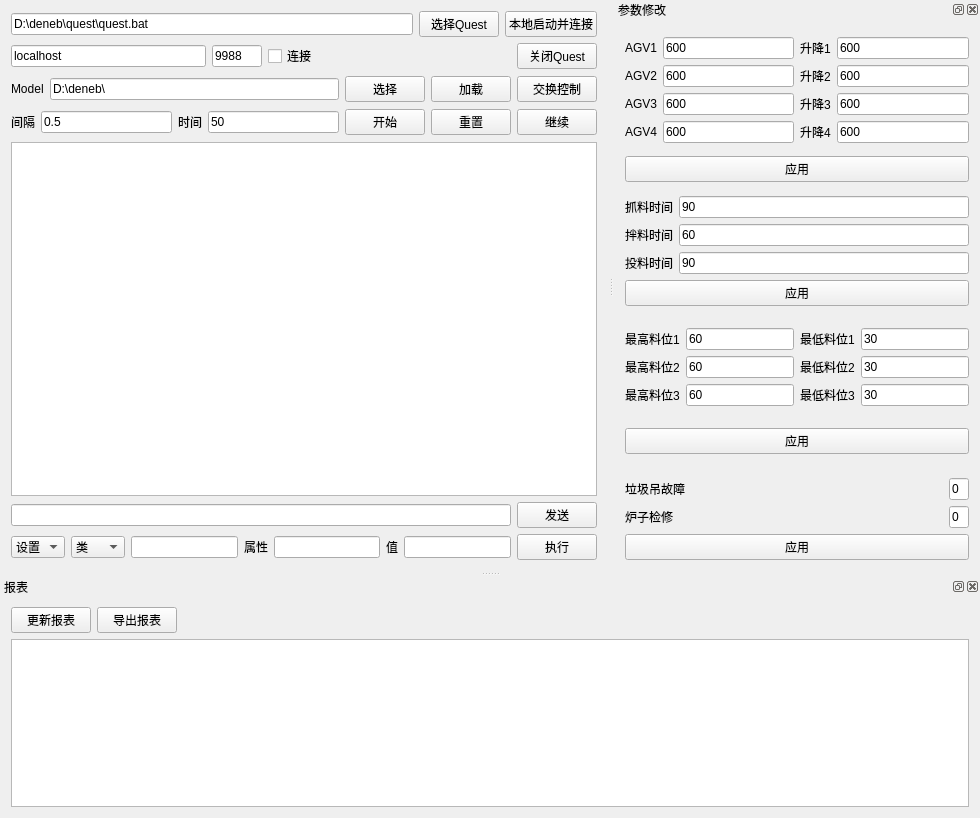
Old version of the form QuestClient/QuestClient.ui in the repository Ohto-Ai-Dev/QuestCommandSender.
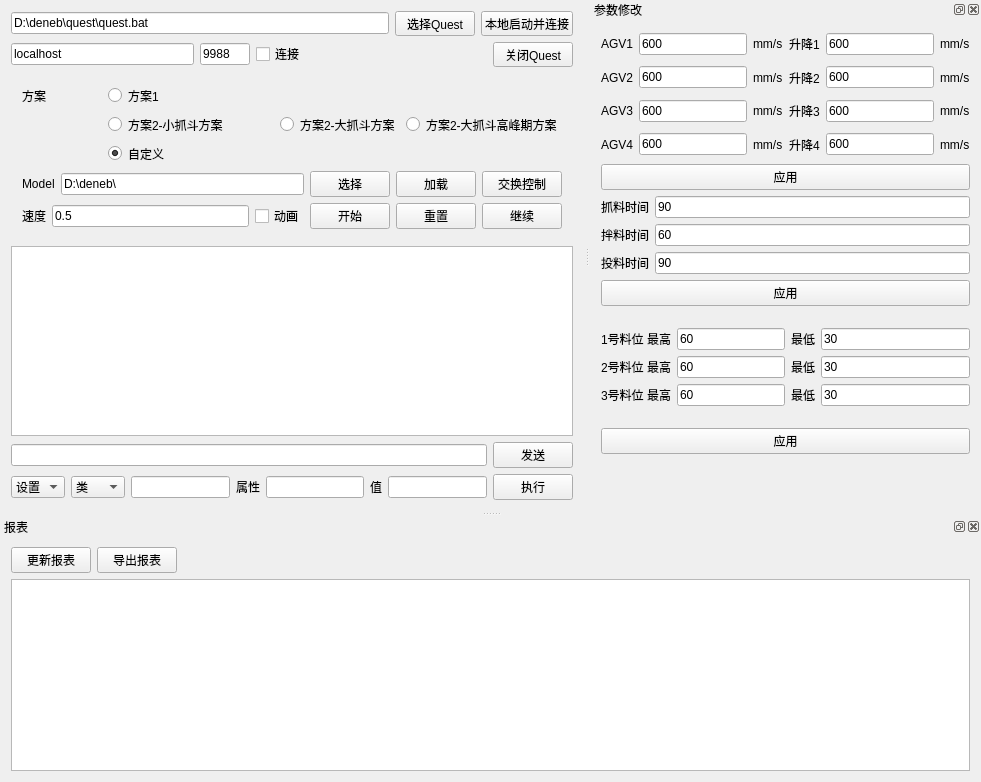
New version of the form.

Commit message: 大量调整

Diff of the .ui file:
```diff
--- a/QuestClient/QuestClient.ui
+++ b/QuestClient/QuestClient.ui
@@ -6,15 +6,15 @@
    <rect>
     <x>0</x>
     <y>0</y>
-    <width>980</width>
-    <height>818</height>
+    <width>981</width>
+    <height>782</height>
    </rect>
   </property>
   <property name="windowTitle">
    <string>QuestClient</string>
   </property>
   <widget class="QWidget" name="centralWidget">
-   <layout class="QVBoxLayout" name="verticalLayout_9">
+   <layout class="QVBoxLayout" name="verticalLayout_6">
     <item>
      <widget class="QWidget" name="connectWidget" native="true">
       <property name="minimumSize">
@@ -132,19 +132,95 @@
         <height>61</height>
        </size>
       </property>
-      <layout class="QVBoxLayout" name="verticalLayout_6">
-       <property name="leftMargin">
-        <number>0</number>
-       </property>
-       <property name="topMargin">
-        <number>0</number>
-       </property>
-       <property name="rightMargin">
-        <number>0</number>
-       </property>
-       <property name="bottomMargin">
-        <number>0</number>
-       </property>
+      <layout class="QVBoxLayout" name="verticalLayout_4">
+       <item>
+        <layout class="QGridLayout" name="gridLayout_5">
+         <item row="0" column="0">
+          <widget class="QLabel" name="label_30">
+           <property name="text">
+            <string>方案</string>
+           </property>
+          </widget>
+         </item>
+         <item row="0" column="1">
+          <widget class="QRadioButton" name="solution1Choice">
+           <property name="text">
+            <string>方案1</string>
+           </property>
+          </widget>
+         </item>
+         <item row="0" column="2" colspan="3">
+          <spacer name="horizontalSpacer_3">
+           <property name="orientation">
+            <enum>Qt::Horizontal</enum>
+           </property>
+           <property name="sizeHint" stdset="0">
+            <size>
+             <width>348</width>
+             <height>18</height>
+            </size>
+           </property>
+          </spacer>
+         </item>
+         <item row="1" column="0" rowspan="2">
+          <spacer name="verticalSpacer">
+           <property name="orientation">
+            <enum>Qt::Vertical</enum>
+           </property>
+           <property name="sizeHint" stdset="0">
+            <size>
+             <width>20</width>
+             <height>40</height>
+            </size>
+           </property>
+          </spacer>
+         </item>
+         <item row="1" column="1" colspan="2">
+          <widget class="QRadioButton" name="littleChoice">
+           <property name="text">
+            <string>方案2-小抓斗方案</string>
+           </property>
+          </widget>
+         </item>
+         <item row="1" column="3">
+          <widget class="QRadioButton" name="bigChoice">
+           <property name="text">
+            <string>方案2-大抓斗方案</string>
+           </property>
+          </widget>
+         </item>
+         <item row="1" column="4">
+          <widget class="QRadioButton" name="bigChoiceDump">
+           <property name="text">
+            <string>方案2-大抓斗高峰期方案</string>
+           </property>
+          </widget>
+         </item>
+         <item row="2" column="1">
+          <widget class="QRadioButton" name="customChoice">
+           <property name="text">
+            <string>自定义</string>
+           </property>
+           <property name="checked">
+            <bool>true</bool>
+           </property>
+          </widget>
+         </item>
+         <item row="2" column="2" colspan="3">
+          <spacer name="horizontalSpacer_4">
+           <property name="orientation">
+            <enum>Qt::Horizontal</enum>
+           </property>
+           <property name="sizeHint" stdset="0">
+            <size>
+             <width>368</width>
+             <height>20</height>
+            </size>
+           </property>
+          </spacer>
+         </item>
+        </layout>
+       </item>
        <item>
         <layout class="QHBoxLayout" name="horizontalLayout_24">
          <item>
@@ -192,7 +268,7 @@
          <item>
           <widget class="QLabel" name="label">
            <property name="text">
-            <string>间隔</string>
+            <string>速度</string>
            </property>
           </widget>
          </item>
@@ -204,16 +280,9 @@
           </widget>
          </item>
          <item>
-          <widget class="QLabel" name="label_20">
+          <widget class="QCheckBox" name="animationMode">
            <property name="text">
-            <string>时间</string>
-           </property>
-          </widget>
-         </item>
-         <item>
-          <widget class="QLineEdit" name="simtime">
-           <property name="text">
-            <string>50</string>
+            <string>动画</string>
            </property>
           </widget>
          </item>
@@ -390,6 +459,13 @@
               </property>
              </widget>
             </item>
+            <item>
+             <widget class="QLabel" name="label_15">
+              <property name="text">
+               <string>mm/s</string>
+              </property>
+             </widget>
+            </item>
            </layout>
           </item>
           <item row="0" column="1">
@@ -408,6 +484,13 @@
               </property>
              </widget>
             </item>
+            <item>
+             <widget class="QLabel" name="label_26">
+              <property name="text">
+               <string>mm/s</string>
+              </property>
+             </widget>
+            </item>
            </layout>
           </item>
           <item row="1" column="0">
@@ -426,6 +509,13 @@
               </property>
              </widget>
             </item>
+            <item>
+             <widget class="QLabel" name="label_18">
+              <property name="text">
+               <string>mm/s</string>
+              </property>
+             </widget>
+            </item>
            </layout>
           </item>
           <item row="1" column="1">
@@ -444,6 +534,13 @@
               </property>
              </widget>
             </item>
+            <item>
+             <widget class="QLabel" name="label_27">
+              <property name="text">
+               <string>mm/s</string>
+              </property>
+             </widget>
+            </item>
            </layout>
           </item>
           <item row="2" column="0">
@@ -462,6 +559,13 @@
               </property>
              </widget>
             </item>
+            <item>
+             <widget class="QLabel" name="label_22">
+              <property name="text">
+               <string>mm/s</string>
+              </property>
+             </widget>
+            </item>
            </layout>
           </item>
           <item row="2" column="1">
@@ -480,6 +584,13 @@
               </property>
              </widget>
             </item>
+            <item>
+             <widget class="QLabel" name="label_28">
+              <property name="text">
+               <string>mm/s</string>
+              </property>
+             </widget>
+            </item>
            </layout>
           </item>
           <item row="3" column="0">
@@ -498,6 +609,13 @@
               </property>
              </widget>
             </item>
+            <item>
+             <widget class="QLabel" name="label_25">
+              <property name="text">
+               <string>mm/s</string>
+              </property>
+             </widget>
+            </item>
            </layout>
           </item>
           <item row="3" column="1">
@@ -516,6 +634,13 @@
               </property>
              </widget>
             </item>
+            <item>
+             <widget class="QLabel" name="label_29">
+              <property name="text">
+               <string>mm/s</string>
+              </property>
+             </widget>
+            </item>
            </layout>
           </item>
          </layout>
@@ -637,7 +762,7 @@
             <item>
              <widget class="QLabel" name="label_11">
               <property name="text">
-               <string>最高料位2</string>
+               <string>2号料位 最高</string>
               </property>
              </widget>
             </item>
@@ -655,7 +780,7 @@
             <item>
              <widget class="QLabel" name="label_14">
               <property name="text">
-               <string>最低料位3</string>
+               <string>最低</string>
               </property>
              </widget>
             </item>
@@ -673,7 +798,7 @@
             <item>
              <widget class="QLabel" name="label_12">
               <property name="text">
-               <string>最低料位2</string>
+               <string>最低</string>
               </property>
              </widget>
             </item>
@@ -691,7 +816,7 @@
             <item>
              <widget class="QLabel" name="label_9">
               <property name="text">
-               <string>最高料位1</string>
+               <string>1号料位 最高</string>
               </property>
              </widget>
             </item>
@@ -709,7 +834,7 @@
             <item>
              <widget class="QLabel" name="label_10">
               <property name="text">
-               <string>最低料位1</string>
+               <string>最低</string>
               </property>
              </widget>
             </item>
@@ -727,7 +852,7 @@
             <item>
              <widget class="QLabel" name="label_13">
               <property name="text">
-               <string>最高料位3</string>
+               <string>3号料位 最高</string>
               </property>
              </widget>
             </item>
@@ -752,85 +877,6 @@
        </layout>
       </widget>
      </item>
-     <item>
-      <widget class="QWidget" name="errorWidget" native="true">
-       <layout class="QVBoxLayout" name="verticalLayout_4">
-        <property name="leftMargin">
-         <number>0</number>
-        </property>
-        <property name="topMargin">
-         <number>0</number>
-        </property>
-        <property name="rightMargin">
-         <number>0</number>
-        </property>
-        <property name="bottomMargin">
-         <number>0</number>
-        </property>
-        <item>
-         <layout class="QHBoxLayout" name="horizontalLayout_20">
-          <item>
-           <widget class="QLabel" name="label_18">
-            <property name="text">
-             <string>垃圾吊故障</string>
-            </property>
-           </widget>
-          </item>
-          <item>
-           <widget class="QLineEdit" name="ljdError">
-            <property name="maximumSize">
-             <size>
-              <width>20</width>
-              <height>16777215</height>
-             </size>
-            </property>
-            <property name="inputMask">
-             <string>#</string>
-            </property>
-            <property name="text">
-             <string>0</string>
-            </property>
-           </widget>
-          </item>
-         </layout>
-        </item>
-        <item>
-         <layout class="QHBoxLayout" name="horizontalLayout_17">
-          <item>
-           <widget class="QLabel" name="label_15">
-            <property name="text">
-             <string>炉子检修</string>
-            </property>
-           </widget>
-          </item>
-          <item>
-           <widget class="QLineEdit" name="luError">
-            <property name="maximumSize">
-             <size>
-              <width>20</width>
-              <height>16777215</height>
-             </size>
-            </property>
-            <property name="inputMask">
-             <string>#</string>
-            </property>
-            <property name="text">
-             <string>0</string>
-            </property>
-           </widget>
-          </item>
-         </layout>
-        </item>
-        <item>
-         <widget class="QPushButton" name="sendError">
-          <property name="text">
-           <string>应用</string>
-          </property>
-         </widget>
-        </item>
-       </layout>
-      </widget>
-     </item>
      <item>
       <spacer name="verticalSpacer_3">
        <property name="orientation">
```
Left out of the diff: 6 changed lines with no effect on the pictures. The commit also changes 2 other files.
